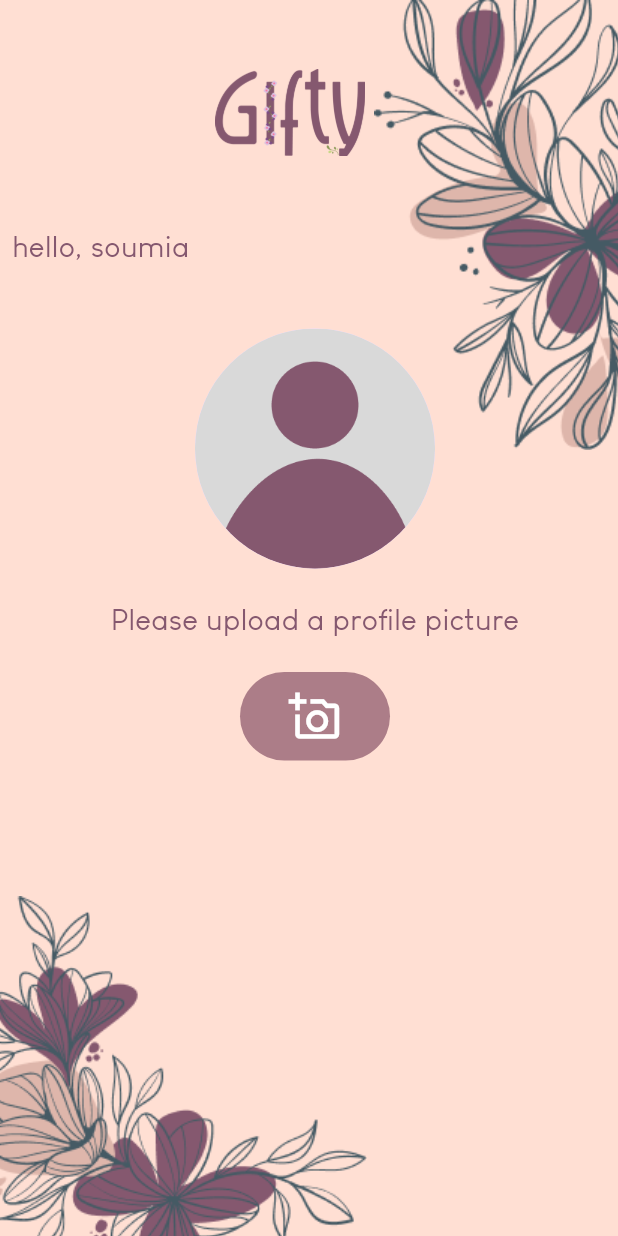
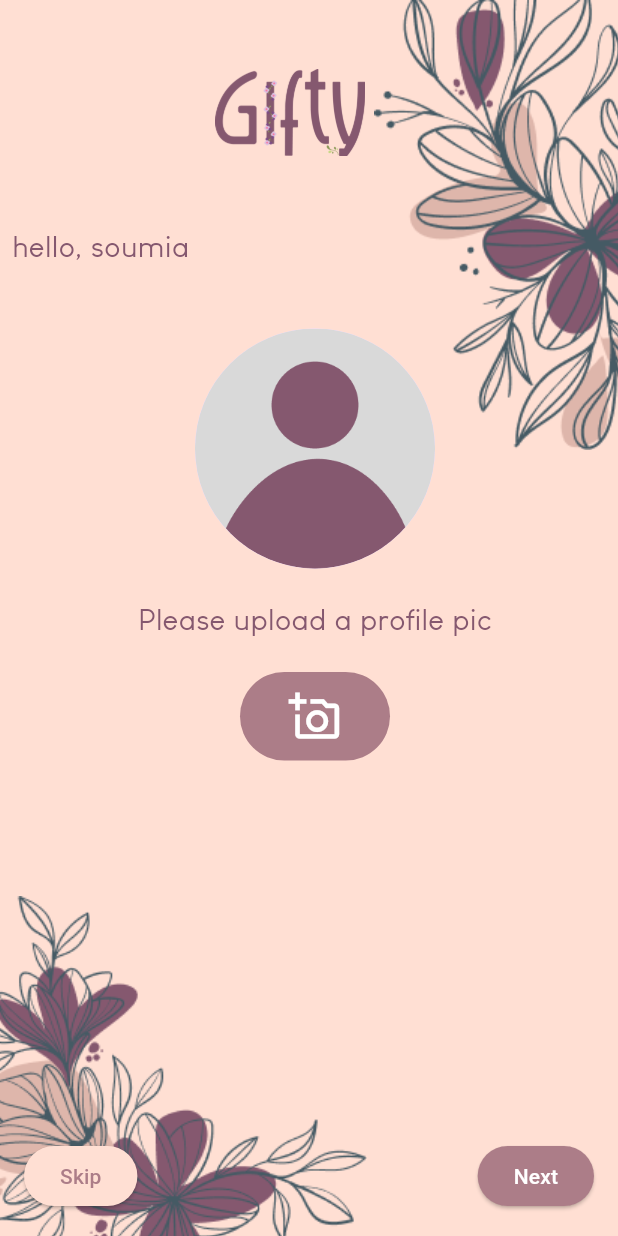
Before and after one commit to larbi1512/GIFTY, a Flutter app: the signupUser screen opened by its route, after a tap on "Sign up", on a phone screen of 412 x 824 dp. Run offline on Flutter 3.47's test engine with Material 3 defaults, Android fonts, the light colour scheme and no system bars; our stand-ins replace blurrycontainer, dotted_border, flutter_svg, smooth_page_indicator; missing offline and left inert: dart:ffi, social_media_flutter.

Commit message:
added last screen in sign up login

```diff
--- a/gifty/lib/main.dart
+++ b/gifty/lib/main.dart
@@ -7,6 +7,7 @@ import 'package:gifty/presentation/auth/sign_up/signup_provider.dart';
 import 'package:gifty/presentation/auth/sign_up/signup_user.dart';
 import 'package:gifty/presentation/onboarding_screen/onboarding_screen.dart';
 import 'presentation/add_item_screen/add_item_screen.dart';
+import 'presentation/auth/sign_up/finish_signup_provider.dart';
 import 'presentation/card_screen/card_screen.dart';
 import 'presentation/profile/provider_contact.dart';
 import 'presentation/profile/user_profile.dart';
@@ -39,7 +40,8 @@ class MyApp extends StatelessWidget {
         '/signup': (context) => signup1(),
         '/signup_provider': (context) => signupProvider(),
         '/signup_user': (context) => signupUser(),
-        '/finish_signup_user': (context)=> const signupUserfinal(),
+        '/finish_signup_user': (context)=> SignupUserFinal(),
+        '/finish_signup_provider':(context)=>signupProviderFinal(),
 
         '/user_profile': (context) => UserProfile(),
         '/provider_contact': (context) => ProviderContact(),
--- a/gifty/lib/presentation/auth/sign_up/finish_signup_user.dart
+++ b/gifty/lib/presentation/auth/sign_up/finish_signup_user.dart
@@ -3,11 +3,11 @@ import 'package:gifty/config/font.config.dart';
 import 'package:gifty/widgets/profile_image_setup.dart';
 
 import '../../../config/assets.config.dart';
-import '../../../widgets/profile_image_setup.dart';
+import '../../../config/colors.config.dart';
 import '../../../widgets/background_image.dart';
 
-class signupUserfinal extends StatelessWidget {
-  const signupUserfinal({super.key});
+class SignupUserFinal extends StatelessWidget {
+  const SignupUserFinal({super.key});
 
   @override
   Widget build(BuildContext context) {
@@ -30,16 +30,53 @@ class signupUserfinal extends StatelessWidget {
                       child: Text(
                         'hello, soumia',
                         style: AppTextStyles.Hello,
-                        //add alignment
-
                       ),
                       alignment: Alignment.topLeft,
                     ),
-                    SizedBox(height:40),
+                    SizedBox(height: 40),
                     Center(
-                      child: ProfileImageSetup(),
+                      child: ProfileImageSetup(hintText: "Please upload a profile pic"),
                     ),
                   ],
+                ),
+              ),
+            ),
+            Expanded(
+              child: Align(
+                alignment: Alignment.bottomCenter,
+                child: Padding(
+                  padding: const EdgeInsets.all(16.0),
+                  child: Row(
+                    mainAxisAlignment: MainAxisAlignment.spaceBetween,
+                    children: [
+                      ElevatedButton(
+                         style: ElevatedButton.styleFrom(
+                          primary: AppColor.peachLighter,
+                          onPrimary: AppColor.mainLighter,
+                          shape: RoundedRectangleBorder(
+                            borderRadius: BorderRadius.circular(30),
+                          ),
+                        ),
+                        onPressed: () {
+                          Navigator.pushNamed(context, '/home');
+                        },
+                        child: Text('Skip'),
+                      ),
+                      ElevatedButton(
+                         style: ElevatedButton.styleFrom(
+                          primary: AppColor.mainLighter,
+                          onPrimary: Colors.white,
+                          shape: RoundedRectangleBorder(
+                            borderRadius: BorderRadius.circular(30),
+                          ),
+                        ),
+                        onPressed: () {
+                          Navigator.pushNamed(context, '/home');
+                        },
+                        child: Text('Next'),
+                      ),
+                    ],
+                  ),
                 ),
               ),
             ),
--- a/gifty/lib/presentation/auth/sign_up/signup_user.dart
+++ b/gifty/lib/presentation/auth/sign_up/signup_user.dart
@@ -1,9 +1,9 @@
 import 'package:flutter/material.dart';
 import 'package:gifty/config/colors.config.dart';
 import 'package:gifty/config/font.config.dart';
-import 'package:gifty/widgets/phone_number_field.dart';
-import 'package:gifty/widgets/username_field.dart';
-import 'package:gifty/widgets/wilaya_field.dart';
+import 'package:gifty/widgets/fields/phone_number_field.dart';
+import 'package:gifty/widgets/fields/username_field.dart';
+import 'package:gifty/widgets/fields/wilaya_field.dart';
 import '../../../config/assets.config.dart';
 import '../../../widgets/background_image.dart';
 import '../../../widgets/rounded_container.dart';
--- a/gifty/lib/widgets/categoryDropdown.dart
+++ b/gifty/lib/widgets/fields/categoryDropdown.dart
@@ -1,8 +1,7 @@
 import 'dart:ffi';
 
 import 'package:flutter/material.dart';
-import 'package:gifty/widgets/rounded_container.dart';
-import '../config/colors.config.dart';
+import '../../config/colors.config.dart';
 
 class CategoryDropdown extends StatelessWidget {
   final List<String> categories;
--- /dev/null
+++ b/gifty/lib/widgets/fields/phone_number_field.dart
@@ -0,0 +1,25 @@
+import 'package:flutter/material.dart';
+import '../../config/colors.config.dart';
+
+class PhoneNumberField extends StatelessWidget {
+  @override
+  Widget build(BuildContext context) {
+    return Padding(
+      padding: const EdgeInsets.symmetric(horizontal: 10),
+      child: TextField(
+        decoration: InputDecoration(
+          fillColor: Colors.white,
+          filled: true,
+          prefixIcon: Icon(Icons.phone_enabled_rounded, color: AppColor.main),
+          hintText: 'Phone number ',
+          border: const OutlineInputBorder(
+            borderSide: BorderSide(color: AppColor.main),
+            borderRadius: BorderRadius.all(Radius.circular(25)),
+          ),
+          isDense: true,
+          contentPadding: EdgeInsets.all(8),
+        ),
+      ),
+    );
+  }
+}
--- a/gifty/lib/widgets/phone_number_field.dart
+++ b/gifty/lib/widgets/fields/username_field.dart
@@ -1,7 +1,14 @@
+
 import 'package:flutter/material.dart';
-import '../config/colors.config.dart';
 
-class PhoneNumberField extends StatelessWidget {
+import '../../config/colors.config.dart';
+
+class UsernameField extends StatelessWidget {
+  final String hintText;
+
+  UsernameField(
+      {required this.hintText});
+
   @override
   Widget build(BuildContext context) {
     return Padding(
@@ -10,8 +17,9 @@ class PhoneNumberField extends StatelessWidget {
         decoration: InputDecoration(
           fillColor: Colors.white,
           filled: true,
-          prefixIcon: Icon(Icons.phone_enabled_rounded, color: AppColor.main),
-          hintText: 'Phone number ',
+          prefixIcon:
+              Icon(Icons.person_add_alt_1_rounded, color: AppColor.main),
+          hintText: hintText,
           border: const OutlineInputBorder(
             borderSide: BorderSide(color: AppColor.main),
             borderRadius: BorderRadius.all(Radius.circular(25)),
--- a/gifty/lib/widgets/username_field.dart
+++ b/gifty/lib/widgets/fields/wilaya_field.dart
@@ -1,14 +1,7 @@
+import 'package:flutter/material.dart';
+import '../../config/colors.config.dart';
 
-import 'package:flutter/material.dart';
-
-import '../config/colors.config.dart';
-
-class UsernameField extends StatelessWidget {
-  final String hintText;
-
-  UsernameField(
-      {required this.hintText});
-
+class WilayaField extends StatelessWidget {
   @override
   Widget build(BuildContext context) {
     return Padding(
@@ -17,9 +10,8 @@ class UsernameField extends StatelessWidget {
         decoration: InputDecoration(
           fillColor: Colors.white,
           filled: true,
-          prefixIcon:
-              Icon(Icons.person_add_alt_1_rounded, color: AppColor.main),
-          hintText: hintText,
+          prefixIcon: Icon(Icons.place_rounded, color: AppColor.main),
+          hintText: 'Wilaya',
           border: const OutlineInputBorder(
             borderSide: BorderSide(color: AppColor.main),
             borderRadius: BorderRadius.all(Radius.circular(25)),
--- a/gifty/lib/widgets/profile_image_setup.dart
+++ b/gifty/lib/widgets/profile_image_setup.dart
@@ -6,6 +6,10 @@ import '../config/assets.config.dart';
 import '../config/colors.config.dart';
 
 class ProfileImageSetup extends StatelessWidget {
+  final String hintText;
+
+  ProfileImageSetup({required this.hintText});
+
   @override
   Widget build(BuildContext context) {
     return Column(
@@ -17,15 +21,15 @@ class ProfileImageSetup extends StatelessWidget {
         ),
         SizedBox(height: 20.0),
         Text(
-          "Please upload a profile picture",
+          hintText,
           style: AppTextStyles.Hello,
         ),
         SizedBox(height: 20.0),
         InkWell(
-
           onTap: () {
-            showModalBottomSheet(context: context,
-            builder: ((builder) => bottomSheet()),
+            showModalBottomSheet(
+              context: context,
+              builder: ((builder) => bottomSheet()),
             );
           },
           child: Container(
@@ -33,7 +37,6 @@ class ProfileImageSetup extends StatelessWidget {
             decoration: BoxDecoration(
               color: AppColor.mainLighter,
               borderRadius: BorderRadius.circular(30),
-
             ),
             padding: EdgeInsets.all(12),
             child: Icon(
@@ -43,7 +46,6 @@ class ProfileImageSetup extends StatelessWidget {
             ),
           ),
         ),
-
       ],
     );
   }
--- a/gifty/pubspec.yaml
+++ b/gifty/pubspec.yaml
@@ -39,6 +39,8 @@ dependencies:
   smooth_page_indicator: ^1.1.0
   blurrycontainer: ^1.0.2
   dotted_border: 2.0.0+3
+  social_media_flutter: ^0.0.2
+
 
 
 dev_dependencies:
```
Also changed, not shown: gifty/lib/presentation/auth/sign_up/finish_signup_provider.dart (added, +98 -0 lines), gifty/lib/presentation/auth/sign_up/signup_provider.dart (+6 -6 lines), gifty/lib/widgets/fields/socials_field.dart (renamed from gifty/lib/widgets/wilaya_field.dart, +9 -4 lines), gifty/lib/widgets/fields/TagsInput.dart (renamed from gifty/lib/widgets/TagsInput.dart), gifty/pubspec.lock, 5 other files.
